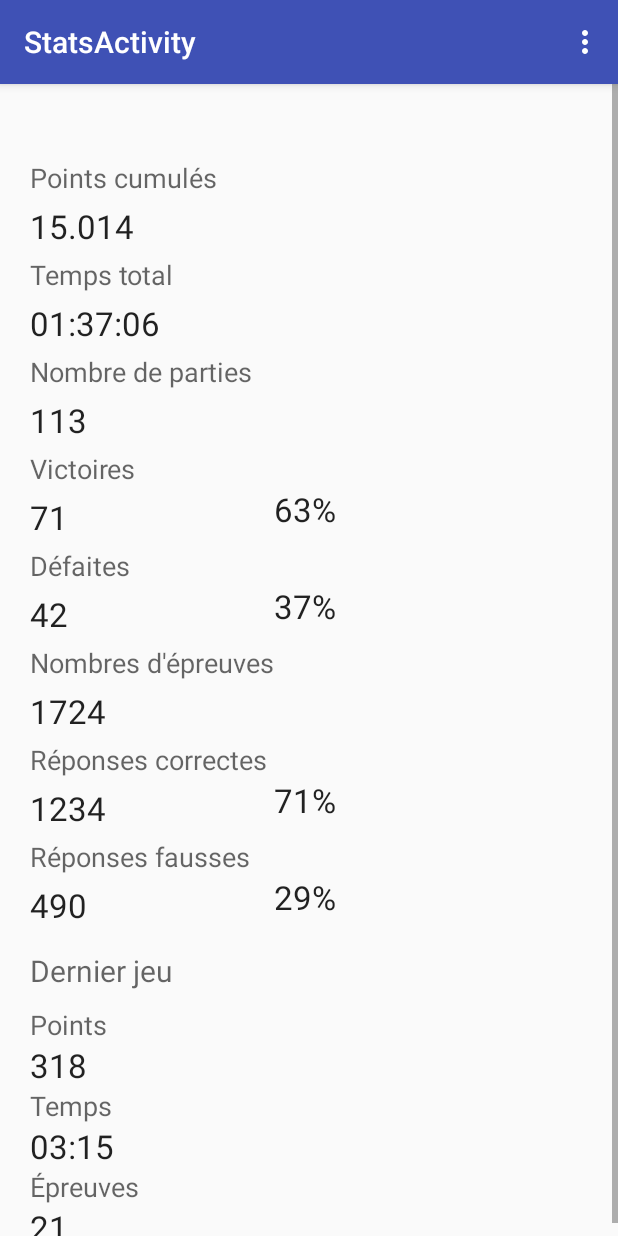
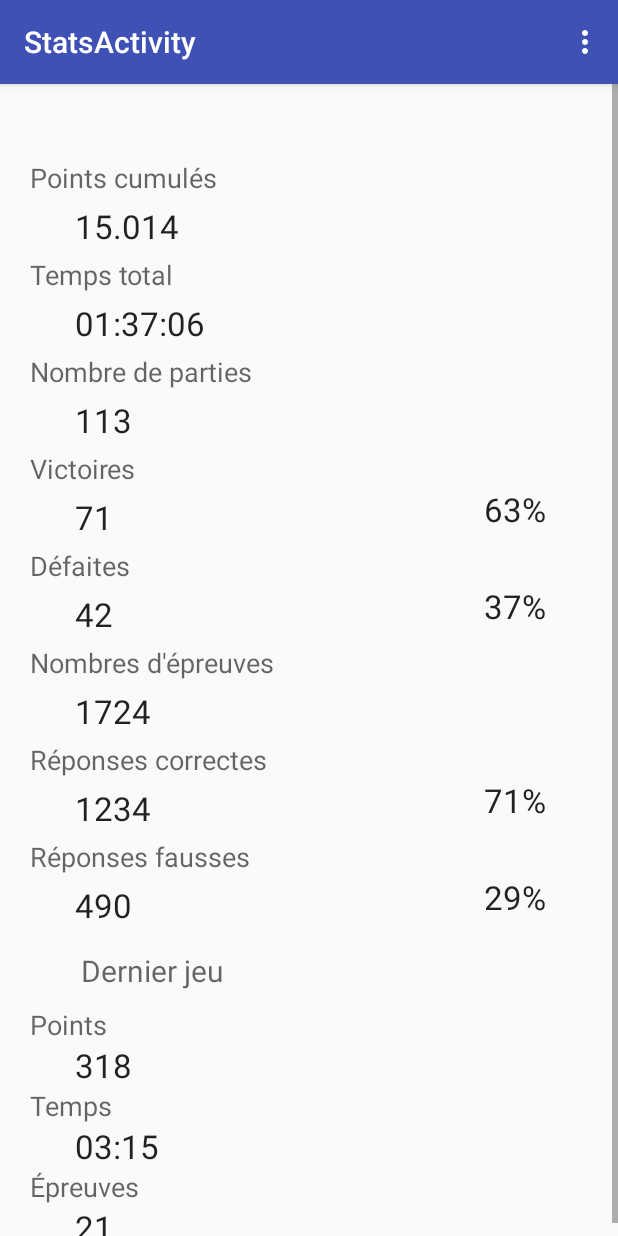
Before and after one commit to Cocovich/MovieBuzz, an Android app: the StatsActivity screen opened directly, with no data from a screen before it, on a phone screen of 412 x 824 dp. Run offline under Robolectric (Android 15) with nearby library versions, the phone set to English and light mode, and no system bars.

Commit message:
Stats layout improvements

```diff
--- a/app/src/main/AndroidManifest.xml
+++ b/app/src/main/AndroidManifest.xml
@@ -38,7 +38,11 @@
         <activity
             android:name=".StatsActivity"
             android:label="@string/title_activity_stats"
-            android:theme="@style/AppTheme"></activity>
+            android:theme="@style/AppTheme">
+            <meta-data
+                android:name="android.support.PARENT_ACTIVITY"
+                android:value="be.ipl.android.moviebuzz.MainActivity" />
+        </activity>
     </application>
 
 </manifest>
--- a/app/src/main/java/be/ipl/android/moviebuzz/MainActivity.java
+++ b/app/src/main/java/be/ipl/android/moviebuzz/MainActivity.java
@@ -49,6 +49,6 @@ public class MainActivity extends AppCompatActivity {
 
     public void goToStats(View view) {
         Intent statsIntent = new Intent(this, StatsActivity.class);
-        startActivityForResult(statsIntent, 1);
+        startActivity(statsIntent);
     }
 }
--- a/app/src/main/res/layout/activity_stats.xml
+++ b/app/src/main/res/layout/activity_stats.xml
@@ -4,8 +4,8 @@
     android:layout_height="match_parent">
 
     <ScrollView
-        android:layout_width="wrap_content"
-        android:layout_height="wrap_content"
+        android:layout_width="match_parent"
+        android:layout_height="match_parent"
         android:id="@+id/scrollView"
         android:layout_alignParentRight="false"
         android:layout_alignParentEnd="true"
@@ -21,13 +21,13 @@
             android:layout_marginLeft="20dp"
             android:layout_marginRight="20dp">
 
-            <GridLayout
+            <TableLayout
                 android:layout_width="match_parent"
-                android:layout_height="match_parent"
-                android:orientation="vertical"
-                android:id="@+id/statsGrid"
-                android:rowCount="23"
-                android:columnCount="2">
+                android:layout_height="match_parent">
+
+                <TableRow
+                    android:layout_width="match_parent"
+                    android:layout_height="match_parent">
 
                     <TextView
                         android:layout_width="wrap_content"
@@ -37,6 +37,11 @@
                         android:id="@+id/statsLabelTotalPoints"
                         android:layout_row="0"
                         android:layout_column="0" />
+                </TableRow>
+
+                <TableRow
+                    android:layout_width="match_parent"
+                    android:layout_height="match_parent" >
 
                     <TextView
                         android:layout_width="wrap_content"
@@ -50,7 +55,12 @@
                         android:layout_marginTop="5dp"
                         android:layout_marginBottom="5dp"
                         android:layout_weight="2"
-                    android:textAlignment="center" />
+                        android:layout_marginLeft="30dp" />
+                </TableRow>
+
+                <TableRow
+                    android:layout_width="match_parent"
+                    android:layout_height="match_parent" >
 
                     <TextView
                         android:layout_width="wrap_content"
@@ -60,6 +70,11 @@
                         android:id="@+id/statsLabelTotalTime"
                         android:layout_row="2"
                         android:layout_column="0" />
+                </TableRow>
+
+                <TableRow
+                    android:layout_width="match_parent"
+                    android:layout_height="match_parent" >
 
                     <TextView
                         android:layout_width="wrap_content"
@@ -72,7 +87,12 @@
                         android:layout_marginTop="5dp"
                         android:layout_marginBottom="5dp"
                         android:layout_weight="2"
-                    android:textAlignment="center" />
+                        android:layout_marginLeft="30dp" />
+                </TableRow>
+
+                <TableRow
+                    android:layout_width="match_parent"
+                    android:layout_height="match_parent" >
 
                     <TextView
                         android:layout_width="wrap_content"
@@ -82,6 +102,11 @@
                         android:id="@+id/statsLabelTotalGames"
                         android:layout_row="4"
                         android:layout_column="0" />
+                </TableRow>
+
+                <TableRow
+                    android:layout_width="match_parent"
+                    android:layout_height="match_parent" >
 
                     <TextView
                         android:layout_width="wrap_content"
@@ -94,7 +119,12 @@
                         android:layout_marginTop="5dp"
                         android:layout_marginBottom="5dp"
                         android:layout_weight="2"
-                    android:textAlignment="center" />
+                        android:layout_marginLeft="30dp" />
+                </TableRow>
+
+                <TableRow
+                    android:layout_width="match_parent"
+                    android:layout_height="match_parent" >
 
                     <TextView
                         android:layout_width="wrap_content"
@@ -104,6 +134,11 @@
                         android:id="@+id/statsLabelTotalWins"
                         android:layout_row="6"
                         android:layout_column="0" />
+                </TableRow>
+
+                <TableRow
+                    android:layout_width="match_parent"
+                    android:layout_height="match_parent" >
 
                     <TextView
                         android:layout_width="wrap_content"
@@ -116,17 +151,23 @@
                         android:layout_marginTop="5dp"
                         android:layout_marginBottom="5dp"
                         android:layout_weight="2"
-                    android:textAlignment="center" />
+                        android:layout_marginLeft="30dp" />
 
                     <TextView
-                    android:layout_width="wrap_content"
+                        android:layout_width="match_parent"
                         android:layout_height="wrap_content"
                         android:textAppearance="?android:attr/textAppearanceLarge"
                         android:text="63%"
                         android:id="@+id/statsValueRatioWins"
                         android:layout_row="7"
                         android:layout_column="1"
-                    android:layout_weight="1" />
+                        android:layout_weight="1"
+                        android:textAlignment="center" />
+                </TableRow>
+
+                <TableRow
+                    android:layout_width="match_parent"
+                    android:layout_height="match_parent" >
 
                     <TextView
                         android:layout_width="wrap_content"
@@ -136,6 +177,11 @@
                         android:id="@+id/statsLabelTotalLoss"
                         android:layout_row="8"
                         android:layout_column="0" />
+                </TableRow>
+
+                <TableRow
+                    android:layout_width="match_parent"
+                    android:layout_height="match_parent" >
 
                     <TextView
                         android:layout_width="wrap_content"
@@ -148,17 +194,23 @@
                         android:layout_marginTop="5dp"
                         android:layout_marginBottom="5dp"
                         android:layout_weight="2"
-                    android:textAlignment="center" />
+                        android:layout_marginLeft="30dp" />
 
                     <TextView
-                    android:layout_width="wrap_content"
+                        android:layout_width="match_parent"
                         android:layout_height="wrap_content"
                         android:textAppearance="?android:attr/textAppearanceLarge"
                         android:text="37%"
                         android:id="@+id/statsValueRatioLoss"
                         android:layout_row="9"
                         android:layout_column="1"
-                    android:layout_weight="1" />
+                        android:layout_weight="1"
+                        android:textAlignment="center" />
+                </TableRow>
+
+                <TableRow
+                    android:layout_width="match_parent"
+                    android:layout_height="match_parent" >
 
                     <TextView
                         android:layout_width="wrap_content"
@@ -168,6 +220,11 @@
                         android:id="@+id/statsLabelTotalQuestions"
                         android:layout_row="10"
                         android:layout_column="0" />
+                </TableRow>
+
+                <TableRow
+                    android:layout_width="match_parent"
+                    android:layout_height="match_parent" >
 
                     <TextView
                         android:layout_width="wrap_content"
@@ -180,7 +237,12 @@
                         android:layout_marginTop="5dp"
                         android:layout_marginBottom="5dp"
                         android:layout_weight="2"
-                    android:textAlignment="center" />
+                        android:layout_marginLeft="30dp" />
+                </TableRow>
+
+                <TableRow
+                    android:layout_width="match_parent"
+                    android:layout_height="match_parent" >
 
                     <TextView
                         android:layout_width="wrap_content"
@@ -190,6 +252,11 @@
                         android:id="@+id/statsLabelTotalAnswersTrue"
                         android:layout_row="12"
                         android:layout_column="0" />
+                </TableRow>
+
+                <TableRow
+                    android:layout_width="match_parent"
+                    android:layout_height="match_parent" >
 
                     <TextView
                         android:layout_width="wrap_content"
@@ -202,17 +269,23 @@
                         android:layout_marginTop="5dp"
                         android:layout_marginBottom="5dp"
                         android:layout_weight="2"
-                    android:textAlignment="center" />
+                        android:layout_marginLeft="30dp" />
 
                     <TextView
-                    android:layout_width="wrap_content"
+                        android:layout_width="match_parent"
                         android:layout_height="wrap_content"
                         android:textAppearance="?android:attr/textAppearanceLarge"
                         android:text="71%"
                         android:id="@+id/statsValueRatioAnswersTrue"
                         android:layout_row="13"
                         android:layout_column="1"
-                    android:layout_weight="1" />
+                        android:layout_weight="1"
+                        android:textAlignment="center" />
+                </TableRow>
+
+                <TableRow
+                    android:layout_width="match_parent"
+                    android:layout_height="match_parent" >
 
                     <TextView
                         android:layout_width="wrap_content"
@@ -222,6 +295,11 @@
                         android:id="@+id/statsLabelTotalAnswersFalse"
                         android:layout_row="14"
                         android:layout_column="0" />
+                </TableRow>
+
+                <TableRow
+                    android:layout_width="match_parent"
+                    android:layout_height="match_parent" >
 
                     <TextView
                         android:layout_width="wrap_content"
@@ -234,17 +312,23 @@
                         android:layout_marginTop="5dp"
                         android:layout_marginBottom="5dp"
                         android:layout_weight="2"
-                    android:textAlignment="center" />
+                        android:layout_marginLeft="30dp" />
 
                     <TextView
-                    android:layout_width="wrap_content"
+                        android:layout_width="match_parent"
                         android:layout_height="wrap_content"
                         android:textAppearance="?android:attr/textAppearanceLarge"
                         android:text="29%"
                         android:id="@+id/statsValueRatioAnswersFalse"
                         android:layout_row="15"
                         android:layout_column="1"
-                    android:layout_weight="1" />
+                        android:layout_weight="1"
+                        android:textAlignment="center" />
+                </TableRow>
+
+                <TableRow
+                    android:layout_width="match_parent"
+                    android:layout_height="match_parent" >
 
                     <TextView
                         android:layout_width="wrap_content"
@@ -258,6 +342,11 @@
                         android:layout_marginTop="10dp"
                         android:layout_marginBottom="10dp"
                         android:textAlignment="center" />
+                </TableRow>
+
+                <TableRow
+                    android:layout_width="match_parent"
+                    android:layout_height="match_parent" >
 
                     <TextView
                         android:layout_width="wrap_content"
@@ -267,6 +356,11 @@
                         android:id="@+id/statsLabelLastGamePoints"
                         android:layout_row="17"
                         android:layout_column="0" />
+                </TableRow>
+
+                <TableRow
+                    android:layout_width="match_parent"
+                    android:layout_height="match_parent" >
 
                     <TextView
                         android:layout_width="wrap_content"
@@ -275,7 +369,13 @@
                         android:text="318"
                         android:id="@+id/statsValueLastGamePoints"
                         android:layout_row="18"
-                    android:layout_column="0" />
+                        android:layout_column="0"
+                        android:layout_marginLeft="30dp" />
+                </TableRow>
+
+                <TableRow
+                    android:layout_width="match_parent"
+                    android:layout_height="match_parent" >
 
                     <TextView
                         android:layout_width="wrap_content"
@@ -285,6 +385,11 @@
                         android:id="@+id/statsLabelLastGameTime"
                         android:layout_column="0"
                         android:layout_row="19" />
+                </TableRow>
+
+                <TableRow
+                    android:layout_width="match_parent"
+                    android:layout_height="match_parent" >
 
                     <TextView
                         android:layout_width="wrap_content"
@@ -293,7 +398,13 @@
                         android:text="03:15"
                         android:id="@+id/statsValueLastGameTime"
                         android:layout_column="0"
-                    android:layout_row="20" />
+                        android:layout_row="20"
+                        android:layout_marginLeft="30dp" />
+                </TableRow>
+
+                <TableRow
+                    android:layout_width="match_parent"
+                    android:layout_height="match_parent" >
 
                     <TextView
                         android:layout_width="wrap_content"
@@ -303,6 +414,11 @@
                         android:id="@+id/statsLabelLastGameQuestions"
                         android:layout_column="0"
                         android:layout_row="21" />
+                </TableRow>
+
+                <TableRow
+                    android:layout_width="match_parent"
+                    android:layout_height="match_parent" >
 
                     <TextView
                         android:layout_width="wrap_content"
@@ -311,9 +427,21 @@
                         android:text="21"
                         android:id="@+id/statsValueLastGameQuestions"
                         android:layout_column="0"
-                    android:layout_row="22" />
+                        android:layout_row="22"
+                        android:layout_marginLeft="30dp" />
+                </TableRow>
+            </TableLayout>
+
+            <GridLayout
+                android:layout_width="match_parent"
+                android:layout_height="match_parent"
+                android:orientation="vertical"
+                android:id="@+id/statsGrid"
+                android:rowCount="23"
+                android:columnCount="2">
 
             </GridLayout>
+
         </LinearLayout>
     </ScrollView>
 
```
Lines whose indentation alone changed are shown as unchanged.
